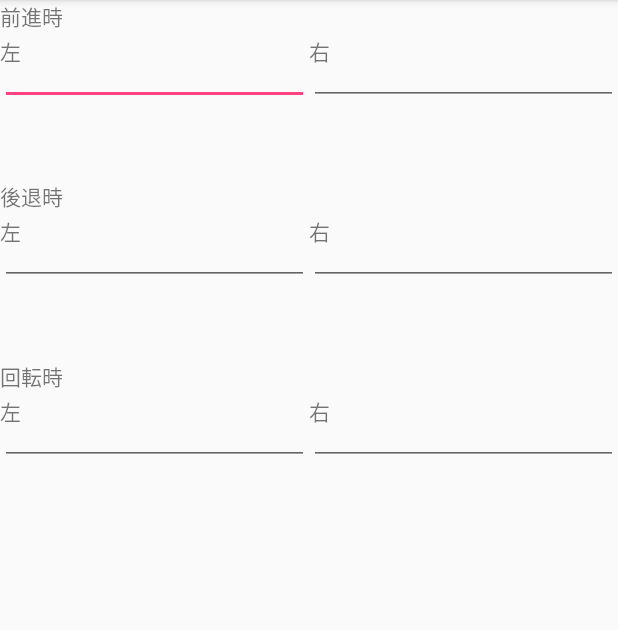
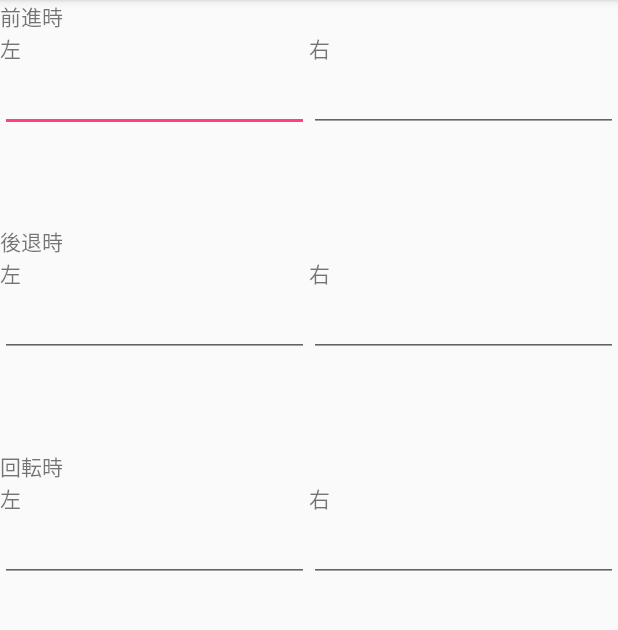
Before and after one commit to t-robop/myRobotController, an Android app: the robotSettingActivity screen opened directly, with no data from a screen before it, on a phone screen of 412 x 824 dp, the part 84-714 px from its top. Run offline under Robolectric (Android 15) with nearby library versions, the phone set to English and light mode, and no system bars.

Commit message:
設定画面EditTextの関連付けまで

```diff
--- a/app/src/main/java/com/example/yuusuke/myrobotcontroller/MainActivity.java
+++ b/app/src/main/java/com/example/yuusuke/myrobotcontroller/MainActivity.java
@@ -16,11 +16,11 @@ import android.widget.Toast;
 import app.akexorcist.bluetotohspp.library.BluetoothSPP.BluetoothConnectionListener;
 import app.akexorcist.bluetotohspp.library.BluetoothSPP.OnDataReceivedListener;
 public class MainActivity extends AppCompatActivity {
+
     BluetoothSPP bt;
 
     @Override
     protected void onCreate(Bundle savedInstanceState) {
-
         super.onCreate(savedInstanceState);
         setContentView(R.layout.activity_main);
 
--- a/app/src/main/java/com/example/yuusuke/myrobotcontroller/robotSettingActivity.java
+++ b/app/src/main/java/com/example/yuusuke/myrobotcontroller/robotSettingActivity.java
@@ -1,14 +1,44 @@
 package com.example.yuusuke.myrobotcontroller;
 
+import android.content.SharedPreferences;
 import android.support.v7.app.AppCompatActivity;
 import android.os.Bundle;
+import android.widget.EditText;
 
 public class robotSettingActivity extends AppCompatActivity {
+
+
+    SharedPreferences pref;
+    SharedPreferences.Editor editor;
+
+    // 前進の時
+    EditText frontLeft;
+    EditText frontRight;
+    // 後退の時
+    EditText backLeft;
+    EditText backRight;
+    // 回転の時
+    EditText rotationLeft;
+    EditText rotationRight;
+
 
     @Override
     protected void onCreate(Bundle savedInstanceState) {
         super.onCreate(savedInstanceState);
         setContentView(R.layout.activity_robot_setting);
+        //xmlとの関連付け
+        frontLeft = (EditText)findViewById(R.id.editText1);
+        frontRight = (EditText)findViewById(R.id.editText2);
+
+        backLeft = (EditText)findViewById(R.id.editText3);
+        backRight = (EditText)findViewById(R.id.editText4);
+
+        rotationLeft = (EditText)findViewById(R.id.editText5);
+        rotationRight = (EditText)findViewById(R.id.editText6);
+
+
+
     }
 
+
 }
--- a/app/src/main/res/layout/activity_robot_setting.xml
+++ b/app/src/main/res/layout/activity_robot_setting.xml
@@ -9,20 +9,18 @@
 
     <LinearLayout
         android:layout_width="match_parent"
-        android:layout_height="70dp"
+        android:layout_height="100dp"
         android:orientation="vertical">
 
         <TextView
             android:id="@+id/textView7"
             android:layout_width="match_parent"
-            android:layout_height="0dp"
-            android:layout_weight="1"
+            android:layout_height="wrap_content"
             android:text="前進時" />
 
         <LinearLayout
             android:layout_width="match_parent"
-            android:layout_height="0dp"
-            android:layout_weight="1"
+            android:layout_height="wrap_content"
             android:orientation="horizontal">
 
             <TextView
@@ -42,8 +40,7 @@
 
         <LinearLayout
             android:layout_width="match_parent"
-            android:layout_height="0dp"
-            android:layout_weight="1"
+            android:layout_height="wrap_content"
             android:elevation="8dp"
             android:filterTouchesWhenObscured="true"
             android:orientation="horizontal">
@@ -54,8 +51,7 @@
                 android:layout_height="wrap_content"
                 android:layout_weight="1"
                 android:ems="10"
-                android:inputType="number"
-                />
+                android:inputType="number" />
 
             <EditText
                 android:id="@+id/editText2"
@@ -63,8 +59,7 @@
                 android:layout_height="wrap_content"
                 android:layout_weight="1"
                 android:ems="10"
-                android:inputType="number"
-                />
+                android:inputType="number" />
         </LinearLayout>
     </LinearLayout>
 
@@ -74,20 +69,18 @@
 
     <LinearLayout
         android:layout_width="match_parent"
-        android:layout_height="70dp"
+        android:layout_height="100dp"
         android:orientation="vertical">
 
         <TextView
             android:id="@+id/textView8"
             android:layout_width="match_parent"
-            android:layout_height="0dp"
-            android:layout_weight="1"
+            android:layout_height="wrap_content"
             android:text="後退時" />
 
         <LinearLayout
             android:layout_width="match_parent"
-            android:layout_height="0dp"
-            android:layout_weight="1"
+            android:layout_height="wrap_content"
             android:orientation="horizontal">
 
             <TextView
@@ -107,8 +100,7 @@
 
         <LinearLayout
             android:layout_width="match_parent"
-            android:layout_height="0dp"
-            android:layout_weight="1"
+            android:layout_height="wrap_content"
             android:elevation="8dp"
             android:filterTouchesWhenObscured="true"
             android:orientation="horizontal">
@@ -119,8 +111,7 @@
                 android:layout_height="wrap_content"
                 android:layout_weight="1"
                 android:ems="10"
-                android:inputType="number"
-                />
+                android:inputType="number" />
 
             <EditText
                 android:id="@+id/editText4"
@@ -128,8 +119,7 @@
                 android:layout_height="wrap_content"
                 android:layout_weight="1"
                 android:ems="10"
-                android:inputType="number"
-                 />
+                android:inputType="number" />
         </LinearLayout>
     </LinearLayout>
 
@@ -139,20 +129,19 @@
 
     <LinearLayout
         android:layout_width="match_parent"
-        android:layout_height="70dp"
+        android:layout_height="100dp"
         android:orientation="vertical">
 
         <TextView
             android:id="@+id/textView9"
             android:layout_width="match_parent"
-            android:layout_height="0dp"
-            android:layout_weight="1"
+            android:layout_height="wrap_content"
             android:text="回転時" />
 
         <LinearLayout
             android:layout_width="match_parent"
-            android:layout_height="0dp"
-            android:layout_weight="1"
+            android:layout_height="wrap_content"
+            android:elevation="9dp"
             android:orientation="horizontal">
 
             <TextView
@@ -172,8 +161,7 @@
 
         <LinearLayout
             android:layout_width="match_parent"
-            android:layout_height="0dp"
-            android:layout_weight="1"
+            android:layout_height="wrap_content"
             android:elevation="8dp"
             android:filterTouchesWhenObscured="true"
             android:orientation="horizontal">
@@ -184,8 +172,7 @@
                 android:layout_height="wrap_content"
                 android:layout_weight="1"
                 android:ems="10"
-                android:inputType="number"
-                 />
+                android:inputType="number" />
 
             <EditText
                 android:id="@+id/editText6"
@@ -193,8 +180,7 @@
                 android:layout_height="wrap_content"
                 android:layout_weight="1"
                 android:ems="10"
-                android:inputType="number"
-                 />
+                android:inputType="number" />
         </LinearLayout>
     </LinearLayout>
 </LinearLayout>
```
